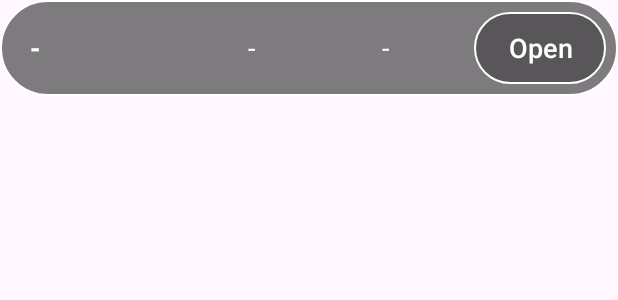
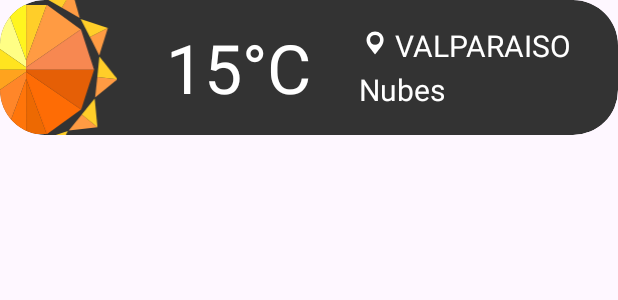
Before and after one commit to ibaezat/weather-clear, an Android app: the layout widget_weather.xml on its own in the app's theme, with its tools: preview values and no code run, on a phone screen of 412 x 824 dp. Shown: the top 300 px of the screen. Run offline under Robolectric (Android 15) with nearby library versions, the phone set to English and light mode, and no system bars.

Commit message:
REFACTOR: Widget Application

```diff
--- /dev/null
+++ b/app/src/main/res/drawable/widget_background.xml
@@ -0,0 +1,8 @@
+<?xml version="1.0" encoding="utf-8"?>
+<shape xmlns:android="http://schemas.android.com/apk/res/android"
+    android:shape="rectangle">
+
+    <solid android:color="@color/darker_transparent"/>
+
+    <corners android:radius="45px" />
+</shape>
--- a/app/src/main/res/layout/widget_weather.xml
+++ b/app/src/main/res/layout/widget_weather.xml
@@ -1,58 +1,67 @@
 <?xml version="1.0" encoding="utf-8"?>
 <LinearLayout xmlns:android="http://schemas.android.com/apk/res/android"
     xmlns:app="http://schemas.android.com/apk/res-auto"
+    android:id="@+id/widget_component"
     android:orientation="horizontal"
-    android:background="@drawable/search_city_style"
-    android:paddingVertical="8dp"
-    android:paddingEnd="8dp"
-    android:paddingStart="20dp"
+    android:background="@drawable/widget_background"
+    android:clipToOutline="true"
+    android:paddingStart="-75dp"
     android:gravity="center_vertical"
     android:layout_width="match_parent"
-    android:layout_height="wrap_content">
+    android:layout_height="90dp">
+
+    <ImageView
+        android:id="@+id/widget_icon"
+        android:layout_width="100dp"
+        android:layout_height="120dp"
+        android:layout_weight="10"
+        android:src="@drawable/soleado"
+        android:gravity="center_vertical" />
 
     <TextView
-        android:id="@+id/widget_city"
-        android:text="@string/empty_value"
-        android:textSize="18sp"
-        android:textStyle="bold"
-        android:gravity="center_vertical"
-        android:ellipsize="end"
-        android:singleLine="true"
+        android:id="@+id/widget_temp"
+        android:text="15°C"
+        android:textSize="45sp"
         android:layout_width="0dp"
-        android:layout_weight="2"
+        android:layout_weight="15"
         android:layout_height="wrap_content"
         android:textColor="@color/white" />
 
-    <TextView
-        android:id="@+id/widget_temp"
-        android:text="@string/empty_value"
-        android:textSize="18sp"
-        android:gravity="center"
+    <LinearLayout
+        android:orientation="vertical"
         android:layout_width="0dp"
-        android:layout_weight="1"
-        android:layout_height="wrap_content"
-        android:textColor="@color/white" />
+        android:layout_weight="20"
+        android:layout_height="wrap_content">
+        <LinearLayout
+            android:orientation="horizontal"
+            android:gravity="center"
+            android:layout_width="wrap_content"
+            android:layout_height="wrap_content">
 
-    <TextView
-        android:id="@+id/widget_temp_desc"
-        android:text="@string/empty_value"
-        android:textSize="18sp"
-        android:gravity="center"
-        android:layout_width="0dp"
-        android:layout_weight="2"
-        android:layout_height="wrap_content"
-        android:textColor="@color/white" />
+            <ImageView
+                android:id="@+id/location_icon"
+                android:layout_width="24dp"
+                android:layout_height="24dp"
+                android:src="@drawable/location_icon"/>
 
-    <Button
-        android:id="@+id/widget_refresh"
-        android:text="@string/open"
-        android:textSize="18sp"
-        android:paddingHorizontal="10dp"
-        android:layout_width="wrap_content"
-        android:layout_height="wrap_content"
-        android:layout_gravity="center"
-        android:textColor="@color/white"
-        app:backgroundTint="@null"
-        android:background="@drawable/fast_search_button" />
+            <TextView
+                android:id="@+id/widget_city"
+                android:text="VALPARAISO"
+                android:textSize="20sp"
+                android:layout_height="wrap_content"
+                android:layout_width="wrap_content"
+                android:textColor="@color/white"
+                android:gravity="center_vertical" />
+        </LinearLayout>
+
+        <TextView
+            android:id="@+id/widget_description"
+            android:text="Nubes"
+            android:textSize="20sp"
+            android:layout_height="wrap_content"
+            android:layout_width="wrap_content"
+            android:textColor="@color/white"
+            android:layout_marginTop="2dp" />
+    </LinearLayout>
 
 </LinearLayout>
--- a/app/src/main/res/values/colors.xml
+++ b/app/src/main/res/values/colors.xml
@@ -4,6 +4,7 @@
     <color name="white">#FFFFFFFF</color>
     <color name="gray">#808080</color>
     <color name="dark_transparent">#80000000</color>
+    <color name="darker_transparent">#333333</color>
     <color name="dark_brown">#4D000000</color>
     <color name="dark_yellow">#95A89C1B</color>
     <color name="yellow">#CEC100</color>
--- a/app/src/main/res/values/strings.xml
+++ b/app/src/main/res/values/strings.xml
@@ -98,5 +98,7 @@
     <string name="add_city_slot">+ Add</string>
     <string name="use_current_location">USE CURRENT LOCATION</string>
     <string name="update">Update</string>
+    <string name="city_added_to_widget">City added to widget:</string>
+    <string name="await_for_information">Please wait while the weather information loads.</string>
     <string name="open">Open</string>
 </resources>
```
Also changed, not shown: app/src/main/java/com/example/weatherclear/CityWeather.java (+49 -57 lines), app/src/main/java/com/example/weatherclear/QuickSearchManager.java (+33 -9 lines), app/src/main/java/com/example/weatherclear/WeatherWidget.java (+17 -8 lines), app/src/main/java/com/example/weatherclear/utils/Utils.java (+56 -0 lines), app/src/main/res/drawable/add_to_widget.xml (added, +28 -0 lines), app/src/main/res/drawable/check.xml (added, +10 -0 lines), app/src/main/res/layout/city_weather.xml (+16 -2 lines), 1 other file.
